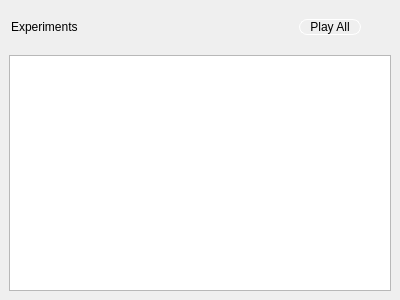
Above: src/gui/forms/projectwidget.ui from evoplex/evoplex before the change. Below: the same form after it.
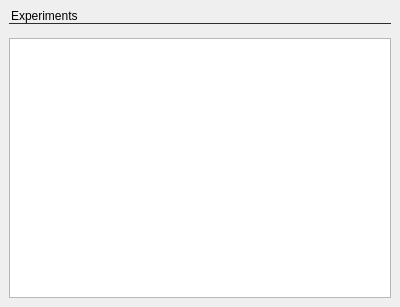
That is the form after the change. Custom widgets are drawn as their Qt base class.

```diff
--- a/src/gui/forms/projectwidget.ui
+++ b/src/gui/forms/projectwidget.ui
@@ -7,18 +7,13 @@
     <x>0</x>
     <y>0</y>
     <width>400</width>
-    <height>300</height>
+    <height>307</height>
    </rect>
   </property>
   <widget class="QWidget" name="contents">
    <layout class="QVBoxLayout" name="verticalLayout">
-    <item>
-     <layout class="QHBoxLayout" name="horizontalLayout">
-      <property name="topMargin">
-       <number>8</number>
-      </property>
-      <property name="bottomMargin">
-       <number>12</number>
+    <property name="spacing">
+     <number>0</number>
       </property>
       <item>
        <widget class="QLabel" name="labelExps">
@@ -37,54 +32,42 @@
        </widget>
       </item>
       <item>
-       <spacer name="horizontalSpacer_2">
-        <property name="orientation">
-         <enum>Qt::Horizontal</enum>
-        </property>
-        <property name="sizeHint" stdset="0">
+     <widget class="Line" name="line">
+      <property name="minimumSize">
+       <size>
+        <width>0</width>
+        <height>1</height>
+       </size>
+      </property>
+      <property name="maximumSize">
          <size>
-          <width>40</width>
-          <height>20</height>
-         </size>
-        </property>
-       </spacer>
-      </item>
-      <item>
-       <widget class="QPushButton" name="playAll">
+        <width>16777215</width>
+        <height>1</height>
+       </size>
+      </property>
         <property name="styleSheet">
-         <string notr="true">QPushButton  {
-  border: 1px solid white;
-  border-radius: 8px;
-  background-color: transparent;
-  padding-left: 10px;
-  padding-right: 10px;
-}
-QPushButton::hover {
-  background-color: #4285f4;
-}</string>
-        </property>
-        <property name="text">
-         <string>Play All</string>
+       <string notr="true">background-color: rgb(40,40,40);</string>
+      </property>
+      <property name="orientation">
+       <enum>Qt::Horizontal</enum>
         </property>
        </widget>
       </item>
       <item>
-       <spacer name="horizontalSpacer">
+     <spacer name="verticalSpacer">
         <property name="orientation">
-         <enum>Qt::Horizontal</enum>
+       <enum>Qt::Vertical</enum>
         </property>
         <property name="sizeType">
          <enum>QSizePolicy::Fixed</enum>
         </property>
         <property name="sizeHint" stdset="0">
          <size>
-          <width>30</width>
-          <height>20</height>
+        <width>20</width>
+        <height>14</height>
          </size>
         </property>
        </spacer>
-      </item>
-     </layout>
     </item>
     <item>
      <widget class="evoplex::TableWidget" name="table"/>
```
Lines whose indentation alone changed are shown as unchanged.
